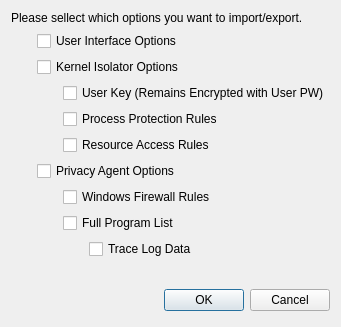
Above: MajorPrivacy/Forms/OptionsTransferWnd.ui from xanasoft/MajorPrivacy before the change. Below: the same form after it.
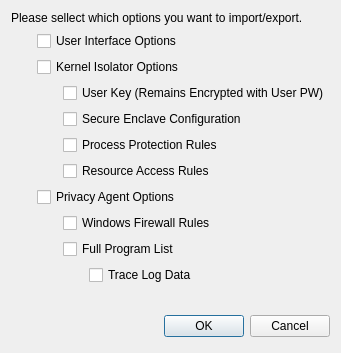
That is the form after the change.

```diff
--- a/MajorPrivacy/Forms/OptionsTransferWnd.ui
+++ b/MajorPrivacy/Forms/OptionsTransferWnd.ui
@@ -7,7 +7,7 @@
     <x>0</x>
     <y>0</y>
     <width>318</width>
-    <height>297</height>
+    <height>305</height>
    </rect>
   </property>
   <property name="windowTitle">
@@ -62,26 +62,6 @@
    </item>
    <item row="0" column="0">
     <layout class="QGridLayout" name="gridLayout">
-     <item row="0" column="0" colspan="4">
-      <widget class="QLabel" name="lblInfo">
-       <property name="text">
-        <string>Please sellect which options you want to import/export.</string>
-       </property>
-      </widget>
-     </item>
-     <item row="10" column="1">
-      <spacer name="verticalSpacer_2">
-       <property name="orientation">
-        <enum>Qt::Vertical</enum>
-       </property>
-       <property name="sizeHint" stdset="0">
-        <size>
-         <width>20</width>
-         <height>40</height>
-        </size>
-       </property>
-      </spacer>
-     </item>
      <item row="1" column="1" colspan="3">
       <widget class="QCheckBox" name="chkGUI">
        <property name="text">
@@ -89,40 +69,74 @@
        </property>
       </widget>
      </item>
-     <item row="10" column="2">
-      <spacer name="verticalSpacer_3">
-       <property name="orientation">
-        <enum>Qt::Vertical</enum>
-       </property>
-       <property name="sizeHint" stdset="0">
-        <size>
-         <width>20</width>
-         <height>40</height>
-        </size>
-       </property>
-      </spacer>
-     </item>
-     <item row="10" column="0">
-      <spacer name="verticalSpacer">
-       <property name="orientation">
-        <enum>Qt::Vertical</enum>
-       </property>
-       <property name="sizeHint" stdset="0">
-        <size>
-         <width>20</width>
-         <height>40</height>
-        </size>
-       </property>
-      </spacer>
-     </item>
-     <item row="4" column="2" colspan="2">
+     <item row="5" column="2" colspan="2">
       <widget class="QCheckBox" name="chkExecRules">
        <property name="text">
         <string>Process Protection Rules</string>
        </property>
       </widget>
      </item>
-     <item row="10" column="3">
+     <item row="11" column="1">
+      <spacer name="verticalSpacer_2">
+       <property name="orientation">
+        <enum>Qt::Vertical</enum>
+       </property>
+       <property name="sizeHint" stdset="0">
+        <size>
+         <width>20</width>
+         <height>40</height>
+        </size>
+       </property>
+      </spacer>
+     </item>
+     <item row="0" column="0" colspan="4">
+      <widget class="QLabel" name="lblInfo">
+       <property name="text">
+        <string>Please sellect which options you want to import/export.</string>
+       </property>
+      </widget>
+     </item>
+     <item row="11" column="0">
+      <spacer name="verticalSpacer">
+       <property name="orientation">
+        <enum>Qt::Vertical</enum>
+       </property>
+       <property name="sizeHint" stdset="0">
+        <size>
+         <width>20</width>
+         <height>40</height>
+        </size>
+       </property>
+      </spacer>
+     </item>
+     <item row="11" column="2">
+      <spacer name="verticalSpacer_3">
+       <property name="orientation">
+        <enum>Qt::Vertical</enum>
+       </property>
+       <property name="sizeHint" stdset="0">
+        <size>
+         <width>20</width>
+         <height>40</height>
+        </size>
+       </property>
+      </spacer>
+     </item>
+     <item row="6" column="2" colspan="2">
+      <widget class="QCheckBox" name="chkResRules">
+       <property name="text">
+        <string>Resource Access Rules</string>
+       </property>
+      </widget>
+     </item>
+     <item row="9" column="2" colspan="2">
+      <widget class="QCheckBox" name="chkPrograms">
+       <property name="text">
+        <string>Full Program List</string>
+       </property>
+      </widget>
+     </item>
+     <item row="11" column="3">
       <spacer name="horizontalSpacer">
        <property name="orientation">
         <enum>Qt::Horizontal</enum>
@@ -135,41 +149,34 @@
        </property>
       </spacer>
      </item>
-     <item row="9" column="3">
-      <widget class="QCheckBox" name="chkTraceLog">
-       <property name="text">
-        <string>Trace Log Data</string>
-       </property>
-      </widget>
-     </item>
-     <item row="6" column="1" colspan="3">
+     <item row="7" column="1" colspan="3">
       <widget class="QCheckBox" name="chkService">
        <property name="text">
         <string>Privacy Agent Options</string>
        </property>
       </widget>
      </item>
-     <item row="7" column="2" colspan="2">
+     <item row="3" column="2" colspan="2">
+      <widget class="QCheckBox" name="chkUserKey">
+       <property name="text">
+        <string>User Key (Remains Encrypted with User PW)</string>
+       </property>
+      </widget>
+     </item>
+     <item row="10" column="3">
+      <widget class="QCheckBox" name="chkTraceLog">
+       <property name="text">
+        <string>Trace Log Data</string>
+       </property>
+      </widget>
+     </item>
+     <item row="8" column="2" colspan="2">
       <widget class="QCheckBox" name="chkFwRules">
        <property name="text">
         <string>Windows Firewall Rules</string>
        </property>
       </widget>
      </item>
-     <item row="5" column="2" colspan="2">
-      <widget class="QCheckBox" name="chkResRules">
-       <property name="text">
-        <string>Resource Access Rules</string>
-       </property>
-      </widget>
-     </item>
-     <item row="8" column="2" colspan="2">
-      <widget class="QCheckBox" name="chkPrograms">
-       <property name="text">
-        <string>Full Program List</string>
-       </property>
-      </widget>
-     </item>
      <item row="2" column="1" colspan="3">
       <widget class="QCheckBox" name="chkDriver">
        <property name="text">
@@ -177,10 +184,10 @@
        </property>
       </widget>
      </item>
-     <item row="3" column="2" colspan="2">
-      <widget class="QCheckBox" name="chkUserKey">
+     <item row="4" column="2" colspan="2">
+      <widget class="QCheckBox" name="chkEnclaves">
        <property name="text">
-        <string>User Key (Remains Encrypted with User PW)</string>
+        <string>Secure Enclave Configuration</string>
        </property>
       </widget>
      </item>
```
